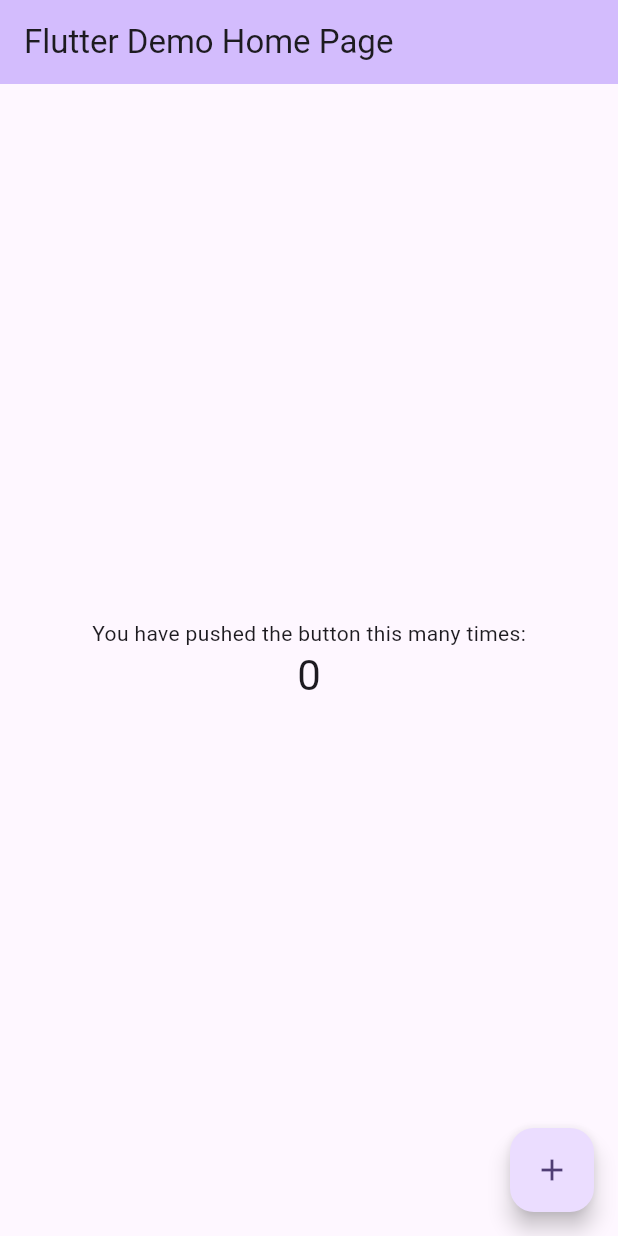
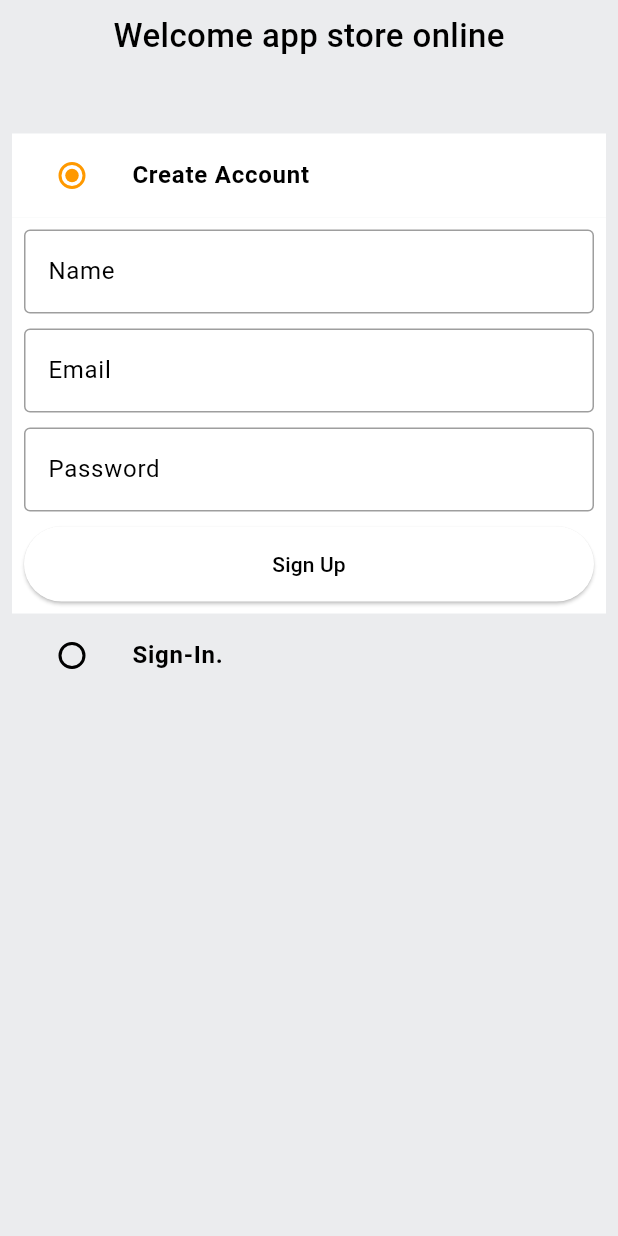
Before and after one commit to Alainr701/app_online_store, a Flutter app: the screen it shows after launch, on a phone screen of 412 x 824 dp. Run offline on Flutter 3.47's test engine with Material 3 defaults, Android fonts, the phone set to English and light mode, and no system bars.

Commit message:
feat: add login page

```diff
--- /dev/null
+++ b/lib/global/app_constants.dart
@@ -0,0 +1,52 @@
+import 'package:flutter/material.dart';
+
+String uri = 'http://<yourip>:3000';
+
+class AppConstants {
+  // COLORS
+  static const appBarGradient = LinearGradient(
+    colors: [
+      Color.fromARGB(255, 29, 201, 192),
+      Color.fromARGB(255, 125, 221, 216),
+    ],
+    stops: [0.5, 1.0],
+  );
+
+  static const secondaryColor = Color.fromRGBO(255, 153, 0, 1);
+  static const backgroundColor = Colors.white;
+  static const Color greyBackgroundCOlor = Color(0xffebecee);
+  static var selectedNavBarColor = Colors.cyan[800]!;
+  static const unselectedNavBarColor = Colors.black87;
+
+  // STATIC IMAGES
+  static const List<String> carouselImages = [
+    'https://images-eu.ssl-images-amazon.com/images/G/31/img21/Wireless/WLA/TS/D37847648_Accessories_savingdays_Jan22_Cat_PC_1500.jpg',
+    'https://images-eu.ssl-images-amazon.com/images/G/31/img2021/Vday/bwl/English.jpg',
+    'https://images-eu.ssl-images-amazon.com/images/G/31/img22/Wireless/AdvantagePrime/BAU/14thJan/D37196025_IN_WL_AdvantageJustforPrime_Jan_Mob_ingress-banner_1242x450.jpg',
+    'https://images-na.ssl-images-amazon.com/images/G/31/Symbol/2020/00NEW/1242_450Banners/PL31_copy._CB432483346_.jpg',
+    'https://images-na.ssl-images-amazon.com/images/G/31/img21/shoes/September/SSW/pc-header._CB641971330_.jpg',
+  ];
+
+  static const List<Map<String, String>> categoryImages = [
+    {
+      'title': 'Mobiles',
+      'image': 'assets/images/mobiles.jpeg',
+    },
+    {
+      'title': 'Essentials',
+      'image': 'assets/images/essentials.jpeg',
+    },
+    {
+      'title': 'Appliances',
+      'image': 'assets/images/appliances.jpeg',
+    },
+    {
+      'title': 'Books',
+      'image': 'assets/images/books.jpeg',
+    },
+    {
+      'title': 'Fashion',
+      'image': 'assets/images/fashion.jpeg',
+    },
+  ];
+}
--- /dev/null
+++ b/lib/global/app_enum.dart
@@ -0,0 +1 @@
+enum Auth { signIn, signUp }
--- /dev/null
+++ b/lib/global/global.dart
@@ -0,0 +1,2 @@
+export 'app_constants.dart';
+export 'app_enum.dart';
--- a/lib/main.dart
+++ b/lib/main.dart
@@ -1,125 +1,72 @@
+import 'package:app_store_online/providers/user_provider.dart';
+import 'package:app_store_online/screens/auth/auth_screen.dart';
+import 'package:app_store_online/router/router.dart';
 import 'package:flutter/material.dart';
+import 'package:provider/provider.dart';
+
+import 'global/app_constants.dart';
 
 void main() {
-  runApp(const MyApp());
+  runApp(const AppState());
 }
 
-class MyApp extends StatelessWidget {
-  const MyApp({super.key});
+class AppState extends StatelessWidget {
+  const AppState({super.key});
 
-  // This widget is the root of your application.
   @override
   Widget build(BuildContext context) {
-    return MaterialApp(
-      title: 'Flutter Demo',
-      theme: ThemeData(
-        // This is the theme of your application.
-        //
-        // TRY THIS: Try running your application with "flutter run". You'll see
-        // the application has a purple toolbar. Then, without quitting the app,
-        // try changing the seedColor in the colorScheme below to Colors.green
-        // and then invoke "hot reload" (save your changes or press the "hot
-        // reload" button in a Flutter-supported IDE, or press "r" if you used
-        // the command line to start the app).
-        //
-        // Notice that the counter didn't reset back to zero; the application
-        // state is not lost during the reload. To reset the state, use hot
-        // restart instead.
-        //
-        // This works for code too, not just values: Most code changes can be
-        // tested with just a hot reload.
-        colorScheme: ColorScheme.fromSeed(seedColor: Colors.deepPurple),
-        useMaterial3: true,
-      ),
-      home: const MyHomePage(title: 'Flutter Demo Home Page'),
+    return MultiProvider(
+      providers: [
+        ChangeNotifierProvider(
+          create: (context) => UserProvider(),
+        ),
+      ],
+      child: const MyApp(),
     );
   }
 }
 
-class MyHomePage extends StatefulWidget {
-  const MyHomePage({super.key, required this.title});
-
-  // This widget is the home page of your application. It is stateful, meaning
-  // that it has a State object (defined below) that contains fields that affect
-  // how it looks.
-
-  // This class is the configuration for the state. It holds the values (in this
-  // case the title) provided by the parent (in this case the App widget) and
-  // used by the build method of the State. Fields in a Widget subclass are
-  // always marked "final".
-
-  final String title;
+class MyApp extends StatefulWidget {
+  const MyApp({Key? key}) : super(key: key);
 
   @override
-  State<MyHomePage> createState() => _MyHomePageState();
+  State<MyApp> createState() => _MyAppState();
 }
 
-class _MyHomePageState extends State<MyHomePage> {
-  int _counter = 0;
+class _MyAppState extends State<MyApp> {
+  // final AuthService authService = AuthService();
 
-  void _incrementCounter() {
-    setState(() {
-      // This call to setState tells the Flutter framework that something has
-      // changed in this State, which causes it to rerun the build method below
-      // so that the display can reflect the updated values. If we changed
-      // _counter without calling setState(), then the build method would not be
-      // called again, and so nothing would appear to happen.
-      _counter++;
-    });
+  @override
+  void initState() {
+    super.initState();
+    // authService.getUserData(context);
   }
 
   @override
   Widget build(BuildContext context) {
-    // This method is rerun every time setState is called, for instance as done
-    // by the _incrementCounter method above.
-    //
-    // The Flutter framework has been optimized to make rerunning build methods
-    // fast, so that you can just rebuild anything that needs updating rather
-    // than having to individually change instances of widgets.
-    return Scaffold(
-      appBar: AppBar(
-        // TRY THIS: Try changing the color here to a specific color (to
-        // Colors.amber, perhaps?) and trigger a hot reload to see the AppBar
-        // change color while the other colors stay the same.
-        backgroundColor: Theme.of(context).colorScheme.inversePrimary,
-        // Here we take the value from the MyHomePage object that was created by
-        // the App.build method, and use it to set our appbar title.
-        title: Text(widget.title),
+    return MaterialApp(
+      debugShowCheckedModeBanner: false,
+      title: 'Amazon Clone',
+      theme: ThemeData(
+        scaffoldBackgroundColor: AppConstants.backgroundColor,
+        colorScheme: const ColorScheme.light(
+          primary: AppConstants.secondaryColor,
+        ),
+        appBarTheme: const AppBarTheme(
+          elevation: 0,
+          iconTheme: IconThemeData(
+            color: Colors.black,
+          ),
+        ),
+        useMaterial3: true, // can remove this line
       ),
-      body: Center(
-        // Center is a layout widget. It takes a single child and positions it
-        // in the middle of the parent.
-        child: Column(
-          // Column is also a layout widget. It takes a list of children and
-          // arranges them vertically. By default, it sizes itself to fit its
-          // children horizontally, and tries to be as tall as its parent.
-          //
-          // Column has various properties to control how it sizes itself and
-          // how it positions its children. Here we use mainAxisAlignment to
-          // center the children vertically; the main axis here is the vertical
-          // axis because Columns are vertical (the cross axis would be
-          // horizontal).
-          //
-          // TRY THIS: Invoke "debug painting" (choose the "Toggle Debug Paint"
-          // action in the IDE, or press "p" in the console), to see the
-          // wireframe for each widget.
-          mainAxisAlignment: MainAxisAlignment.center,
-          children: <Widget>[
-            const Text(
-              'You have pushed the button this many times:',
-            ),
-            Text(
-              '$_counter',
-              style: Theme.of(context).textTheme.headlineMedium,
-            ),
-          ],
-        ),
-      ),
-      floatingActionButton: FloatingActionButton(
-        onPressed: _incrementCounter,
-        tooltip: 'Increment',
-        child: const Icon(Icons.add),
-      ), // This trailing comma makes auto-formatting nicer for build methods.
+      initialRoute: AuthScreen.routeName,
+      onGenerateRoute: (settings) => generateRoute(settings),
+      // home: Provider.of<UserProvider>(context).user.token.isNotEmpty
+      //     ? Provider.of<UserProvider>(context).user.type == 'user'
+      //         ? const BottomBar()
+      //         : const AdminScreen()
+      //     : const AuthScreen(),
     );
   }
 }
--- /dev/null
+++ b/lib/models/models.dart
@@ -0,0 +1 @@
+export 'user.dart';
--- /dev/null
+++ b/lib/models/user.dart
@@ -0,0 +1,79 @@
+import 'dart:convert';
+
+class User {
+  final String id;
+  final String name;
+  final String email;
+  final String password;
+  final String address;
+  final String type;
+  final String token;
+  final List<dynamic> cart;
+
+  User({
+    required this.id,
+    required this.name,
+    required this.email,
+    required this.password,
+    required this.address,
+    required this.type,
+    required this.token,
+    required this.cart,
+  });
+
+  Map<String, dynamic> toMap() {
+    return {
+      'id': id,
+      'name': name,
+      'email': email,
+      'password': password,
+      'address': address,
+      'type': type,
+      'token': token,
+      'cart': cart,
+    };
+  }
+
+  factory User.fromMap(Map<String, dynamic> map) {
+    return User(
+      id: map['_id'] ?? '',
+      name: map['name'] ?? '',
+      email: map['email'] ?? '',
+      password: map['password'] ?? '',
+      address: map['address'] ?? '',
+      type: map['type'] ?? '',
+      token: map['token'] ?? '',
+      cart: List<Map<String, dynamic>>.from(
+        map['cart']?.map(
+          (x) => Map<String, dynamic>.from(x),
+        ),
+      ),
+    );
+  }
+
+  String toJson() => json.encode(toMap());
+
+  factory User.fromJson(String source) => User.fromMap(json.decode(source));
+
+  User copyWith({
+    String? id,
+    String? name,
+    String? email,
+    String? password,
+    String? address,
+    String? type,
+    String? token,
+    List<dynamic>? cart,
+  }) {
+    return User(
+      id: id ?? this.id,
+      name: name ?? this.name,
+      email: email ?? this.email,
+      password: password ?? this.password,
+      address: address ?? this.address,
+      type: type ?? this.type,
+      token: token ?? this.token,
+      cart: cart ?? this.cart,
+    );
+  }
+}
--- /dev/null
+++ b/lib/providers/user_provider.dart
@@ -0,0 +1,27 @@
+import 'package:app_store_online/models/models.dart';
+import 'package:flutter/material.dart';
+
+class UserProvider extends ChangeNotifier {
+  User _user = User(
+    id: '',
+    name: '',
+    email: '',
+    password: '',
+    address: '',
+    type: '',
+    token: '',
+    cart: [],
+  );
+
+  User get user => _user;
+
+  void setUser(String user) {
+    _user = User.fromJson(user);
+    notifyListeners();
+  }
+
+  void setUserFromModel(User user) {
+    _user = user;
+    notifyListeners();
+  }
+}
--- /dev/null
+++ b/lib/router/router.dart
@@ -0,0 +1,11 @@
+import 'package:app_store_online/screens/screens.dart';
+import 'package:flutter/material.dart';
+
+Route<dynamic> generateRoute(RouteSettings settings) {
+  switch (settings.name) {
+    case AuthScreen.routeName:
+      return MaterialPageRoute(builder: (_) => const AuthScreen());
+    default:
+      return MaterialPageRoute(builder: (_) => const Scaffold());
+  }
+}
--- /dev/null
+++ b/lib/screens/auth/auth_screen.dart
@@ -0,0 +1,158 @@
+import 'package:app_store_online/widgets/widgets.dart';
+import 'package:app_store_online/global/global.dart';
+import 'package:flutter/material.dart';
+
+class AuthScreen extends StatefulWidget {
+  static const String routeName = '/auth-screen';
+  const AuthScreen({Key? key}) : super(key: key);
+
+  @override
+  State<AuthScreen> createState() => _AuthScreenState();
+}
+
+class _AuthScreenState extends State<AuthScreen> {
+  Auth _auth = Auth.signUp;
+  final _signUpFormKey = GlobalKey<FormState>();
+  final _signInFormKey = GlobalKey<FormState>();
+  final TextEditingController _emailController = TextEditingController();
+  final TextEditingController _passwordController = TextEditingController();
+  final TextEditingController _nameController = TextEditingController();
+
+  @override
+  void dispose() {
+    super.dispose();
+    _emailController.dispose();
+    _passwordController.dispose();
+    _nameController.dispose();
+  }
+
+  @override
+  Widget build(BuildContext context) {
+    return Scaffold(
+      backgroundColor: AppConstants.greyBackgroundCOlor,
+      body: SafeArea(
+        child: Padding(
+          padding: const EdgeInsets.all(8.0),
+          child: Column(
+            crossAxisAlignment: CrossAxisAlignment.start,
+            children: [
+              const Center(
+                child: Text(
+                  'Welcome app store online',
+                  style: TextStyle(
+                    fontSize: 22,
+                    fontWeight: FontWeight.w500,
+                  ),
+                ),
+              ),
+              const SizedBox(height: 50),
+              ListTile(
+                tileColor: _auth == Auth.signUp
+                    ? AppConstants.backgroundColor
+                    : AppConstants.greyBackgroundCOlor,
+                title: const Text(
+                  'Create Account',
+                  style: TextStyle(
+                    fontWeight: FontWeight.bold,
+                  ),
+                ),
+                leading: Radio(
+                  activeColor: AppConstants.secondaryColor,
+                  value: Auth.signUp,
+                  groupValue: _auth,
+                  onChanged: (Auth? val) {
+                    setState(() {
+                      _auth = val!;
+                    });
+                  },
+                ),
+              ),
+              if (_auth == Auth.signUp)
+                Container(
+                  padding: const EdgeInsets.all(8),
+                  color: AppConstants.backgroundColor,
+                  child: Form(
+                    key: _signUpFormKey,
+                    child: Column(
+                      children: [
+                        CustomTextField(
+                          controller: _nameController,
+                          hintText: 'Name',
+                        ),
+                        const SizedBox(height: 10),
+                        CustomTextField(
+                          controller: _emailController,
+                          hintText: 'Email',
+                        ),
+                        const SizedBox(height: 10),
+                        CustomTextField(
+                          controller: _passwordController,
+                          hintText: 'Password',
+                        ),
+                        const SizedBox(height: 10),
+                        CustomButton(
+                          text: 'Sign Up',
+                          onTap: () {
+                            if (_signUpFormKey.currentState!.validate()) {}
+                          },
+                        )
+                      ],
+                    ),
+                  ),
+                ),
+              ListTile(
+                tileColor: _auth == Auth.signIn
+                    ? AppConstants.backgroundColor
+                    : AppConstants.greyBackgroundCOlor,
+                title: const Text(
+                  'Sign-In.',
+                  style: TextStyle(
+                    fontWeight: FontWeight.bold,
+                  ),
+                ),
+                leading: Radio(
+                  activeColor: AppConstants.secondaryColor,
+                  value: Auth.signIn,
+                  groupValue: _auth,
+                  onChanged: (Auth? val) {
+                    setState(() {
+                      _auth = val!;
+                    });
+                  },
+                ),
+              ),
+              if (_auth == Auth.signIn)
+                Container(
+                  padding: const EdgeInsets.all(8),
+                  color: AppConstants.backgroundColor,
+                  child: Form(
+                    key: _signInFormKey,
+                    child: Column(
+                      children: [
+                        CustomTextField(
+                          controller: _emailController,
+                          hintText: 'Email',
+                        ),
+                        const SizedBox(height: 10),
+                        CustomTextField(
+                          controller: _passwordController,
+                          hintText: 'Password',
+                        ),
+                        const SizedBox(height: 10),
+                        CustomButton(
+                          text: 'Sign In',
+                          onTap: () {
+                            if (_signInFormKey.currentState!.validate()) {}
+                          },
+                        )
+                      ],
+                    ),
+                  ),
+                ),
+            ],
+          ),
+        ),
+      ),
+    );
+  }
+}
--- /dev/null
+++ b/lib/screens/screens.dart
@@ -0,0 +1 @@
+export 'auth/auth_screen.dart';
--- /dev/null
+++ b/lib/widgets/custom_button.dart
@@ -0,0 +1,30 @@
+import 'package:flutter/material.dart';
+
+class CustomButton extends StatelessWidget {
+  final String text;
+  final VoidCallback onTap;
+  final Color? color;
+  const CustomButton({
+    Key? key,
+    required this.text,
+    required this.onTap,
+    this.color,
+  }) : super(key: key);
+
+  @override
+  Widget build(BuildContext context) {
+    return ElevatedButton(
+      onPressed: onTap,
+      style: ElevatedButton.styleFrom(
+        minimumSize: const Size(double.infinity, 50),
+        foregroundColor: color,
+      ),
+      child: Text(
+        text,
+        style: TextStyle(
+          color: color ?? Colors.black,
+        ),
+      ),
+    );
+  }
+}
--- /dev/null
+++ b/lib/widgets/custom_textfield.dart
@@ -0,0 +1,37 @@
+import 'package:flutter/material.dart';
+
+class CustomTextField extends StatelessWidget {
+  final TextEditingController controller;
+  final String hintText;
+  final int maxLines;
+  const CustomTextField({
+    Key? key,
+    required this.controller,
+    required this.hintText,
+    this.maxLines = 1,
+  }) : super(key: key);
+
+  @override
+  Widget build(BuildContext context) {
+    return TextFormField(
+      controller: controller,
+      decoration: InputDecoration(
+          hintText: hintText,
+          border: const OutlineInputBorder(
+              borderSide: BorderSide(
+            color: Colors.black38,
+          )),
+          enabledBorder: const OutlineInputBorder(
+              borderSide: BorderSide(
+            color: Colors.black38,
+          ))),
+      validator: (val) {
+        if (val == null || val.isEmpty) {
+          return 'Enter your $hintText';
+        }
+        return null;
+      },
+      maxLines: maxLines,
+    );
+  }
+}
--- /dev/null
+++ b/lib/widgets/widgets.dart
@@ -0,0 +1,2 @@
+export 'custom_button.dart';
+export 'custom_textfield.dart';
```
Also changed, not shown: pubspec.yaml (+4 -12 lines), pubspec.lock.
